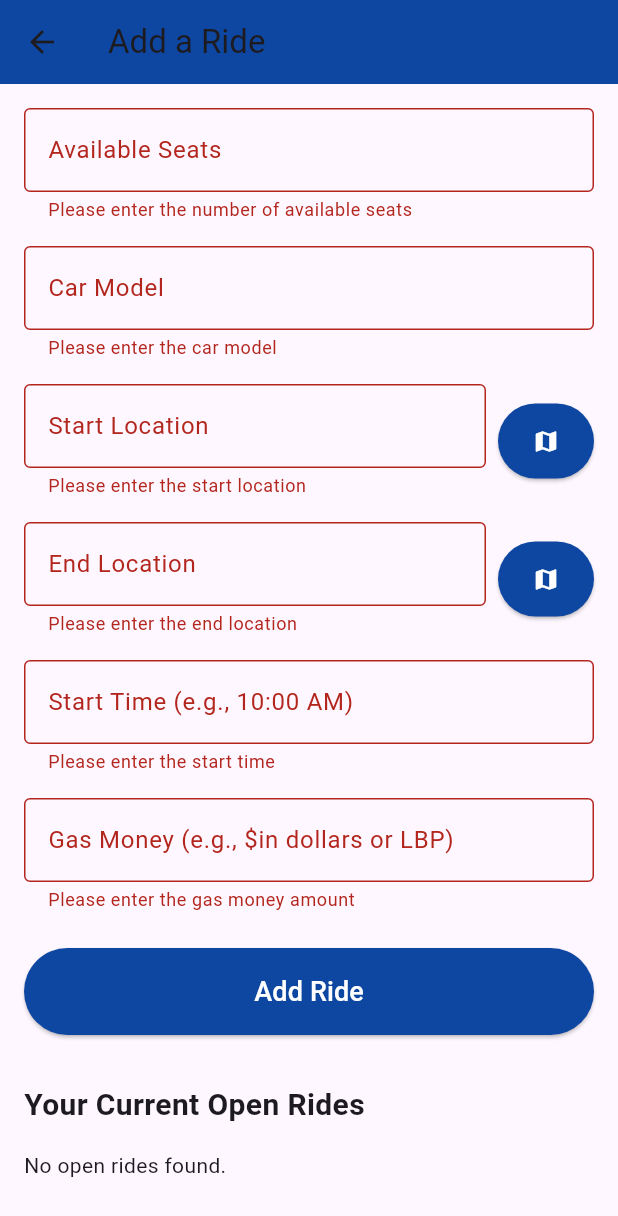
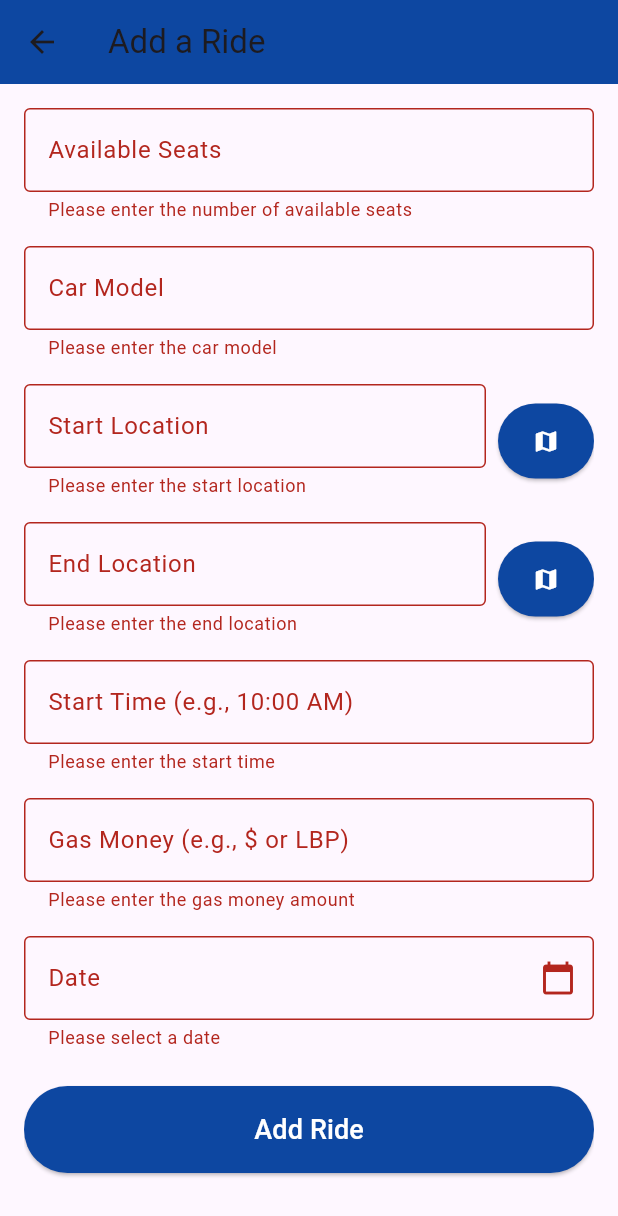
Before and after one commit to nightskycomet/VPool_Senior_Project, a Flutter app: the AddRidePage screen opened directly, after a tap on "Add Ride", on a phone screen of 412 x 824 dp. Shown: the top 1216 px of the screen. Run offline on Flutter 3.47's test engine with Material 3 defaults, Android fonts, the phone set to English and light mode, and no system bars; our stand-ins replace firebase_auth, firebase_core, firebase_database, google_maps_flutter, location, shared_preferences; missing offline and left inert: flutter_polyline_points; accounts and stored records are empty.

Commit message:
adding dates
adding dates

```diff
--- a/lib/screens/User Pages/Main Pages/add_ride_page.dart
+++ b/lib/screens/User Pages/Main Pages/add_ride_page.dart
@@ -20,21 +20,21 @@ class _AddRidePageState extends State<AddRidePage> {
   final _endLocationController = TextEditingController();
   final _startTimeController = TextEditingController();
   final _gasMoneyController = TextEditingController();
+  final _dateController = TextEditingController();
   final FirebaseAuth _auth = FirebaseAuth.instance;
   final DatabaseReference _database = FirebaseDatabase.instance.ref();
 
-  List<Map<String, dynamic>> _driverRides = []; // List of rides created by the driver
-  bool _isLoading = true; // Loading state
+  List<Map<String, dynamic>> _driverRides = [];
+  bool _isLoading = true;
 
   @override
   void initState() {
     super.initState();
-    _fetchDriverRides(); // Fetch rides when the page loads
+    _fetchDriverRides();
   }
 
   Future<void> _fetchDriverRides() async {
     final driverId = _auth.currentUser!.uid;
-
     final ridesSnapshot = await _database.child("Rides").orderByChild("driverId").equalTo(driverId).get();
     if (ridesSnapshot.exists) {
       final rides = <Map<String, dynamic>>[];
@@ -46,6 +46,7 @@ class _AddRidePageState extends State<AddRidePage> {
           "startTime": ride.child("startTime").value.toString(),
           "availableSeats": ride.child("availableSeats").value.toString(),
           "gasMoney": ride.child("gasMoney").value.toString(),
+          "date": ride.child("date").value.toString(),
           "driverId": ride.child("driverId").value.toString(),
         });
       }
@@ -65,7 +66,6 @@ class _AddRidePageState extends State<AddRidePage> {
       final driverId = _auth.currentUser!.uid;
 
       final availableSeats = int.tryParse(_availableSeatsController.text) ?? 0;
-      final gasMoney = _gasMoneyController.text;
 
       final rideData = {
         "availableSeats": availableSeats,
@@ -75,7 +75,8 @@ class _AddRidePageState extends State<AddRidePage> {
         "endLocation": _endLocationController.text,
         "startLocation": _startLocationController.text,
         "startTime": _startTimeController.text,
-        "gasMoney": gasMoney,
+        "gasMoney": _gasMoneyController.text,
+        "date": _dateController.text,
       };
 
       await _database.child("Rides/$rideId").set(rideData);
@@ -84,15 +85,15 @@ class _AddRidePageState extends State<AddRidePage> {
         const SnackBar(content: Text('Ride added successfully!')),
       );
 
-      // Clear the form and refresh the list of rides
       _availableSeatsController.clear();
       _carModelController.clear();
       _startLocationController.clear();
       _endLocationController.clear();
       _startTimeController.clear();
       _gasMoneyController.clear();
+      _dateController.clear();
 
-      await _fetchDriverRides(); // Refresh the list of rides
+      await _fetchDriverRides();
     }
   }
 
@@ -109,7 +110,6 @@ class _AddRidePageState extends State<AddRidePage> {
           key: _formKey,
           child: ListView(
             children: [
-              // Add Ride Form
               TextFormField(
                 controller: _availableSeatsController,
                 decoration: InputDecoration(
@@ -143,8 +143,6 @@ class _AddRidePageState extends State<AddRidePage> {
                 },
               ),
               SizedBox(height: 16),
-
-              // Modified Start Location field with map button
               Row(
                 children: [
                   Expanded(
@@ -160,21 +158,16 @@ class _AddRidePageState extends State<AddRidePage> {
                         }
                         return null;
                       },
-                      readOnly: true, // Make it read-only since we'll set it via the map
+                      readOnly: true,
                     ),
                   ),
                   SizedBox(width: 8),
                   ElevatedButton(
                     onPressed: () async {
-                      // Navigate to map_page.dart and wait for result
                       final result = await Navigator.push(
                         context,
-                        MaterialPageRoute(
-                          builder: (context) => MapPage(),
-                        ),
+                        MaterialPageRoute(builder: (context) => MapPage()),
                       );
-
-                      // Check if we received a location result
                       if (result != null && result is String) {
                         setState(() {
                           _startLocationController.text = result;
@@ -189,10 +182,7 @@ class _AddRidePageState extends State<AddRidePage> {
                   ),
                 ],
               ),
-
               SizedBox(height: 16),
-
-              // Modified End Location field with map button
               Row(
                 children: [
                   Expanded(
@@ -208,21 +198,16 @@ class _AddRidePageState extends State<AddRidePage> {
                         }
                         return null;
                       },
-                      readOnly: true, // Make it read-only since we'll set it via the map
+                      readOnly: true,
                     ),
                   ),
                   SizedBox(width: 8),
                   ElevatedButton(
                     onPressed: () async {
-                      // Navigate to map_page.dart and wait for result
                       final result = await Navigator.push(
                         context,
-                        MaterialPageRoute(
-                          builder: (context) => MapPage(),
-                        ),
+                        MaterialPageRoute(builder: (context) => MapPage()),
                       );
-
-                      // Check if we received a location result
                       if (result != null && result is String) {
                         setState(() {
                           _endLocationController.text = result;
@@ -237,7 +222,6 @@ class _AddRidePageState extends State<AddRidePage> {
                   ),
                 ],
               ),
-
               SizedBox(height: 16),
               TextFormField(
                 controller: _startTimeController,
@@ -256,12 +240,43 @@ class _AddRidePageState extends State<AddRidePage> {
               TextFormField(
                 controller: _gasMoneyController,
                 decoration: InputDecoration(
-                  labelText: 'Gas Money (e.g., \$in dollars or LBP)',
+                  labelText: 'Gas Money (e.g., \$ or LBP)',
                   border: OutlineInputBorder(),
                 ),
                 validator: (value) {
                   if (value == null || value.isEmpty) {
                     return 'Please enter the gas money amount';
+                  }
+                  return null;
+                },
+              ),
+              SizedBox(height: 16),
+              TextFormField(
+                controller: _dateController,
+                decoration: InputDecoration(
+                  labelText: 'Date',
+                  border: OutlineInputBorder(),
+                  suffixIcon: Icon(Icons.calendar_today),
+                ),
+                readOnly: true,
+                onTap: () async {
+                  FocusScope.of(context).requestFocus(FocusNode());
+                  final DateTime? pickedDate = await showDatePicker(
+                    context: context,
+                    initialDate: DateTime.now(),
+                    firstDate: DateTime.now(),
+                    lastDate: DateTime.now().add(Duration(days: 365)),
+                  );
+                  if (pickedDate != null) {
+                    final formattedDate = "${pickedDate.year}-${pickedDate.month.toString().padLeft(2, '0')}-${pickedDate.day.toString().padLeft(2, '0')}";
+                    setState(() {
+                      _dateController.text = formattedDate;
+                    });
+                  }
+                },
+                validator: (value) {
+                  if (value == null || value.isEmpty) {
+                    return 'Please select a date';
                   }
                   return null;
                 },
@@ -278,8 +293,6 @@ class _AddRidePageState extends State<AddRidePage> {
                   style: TextStyle(fontSize: 18, color: Colors.white),
                 ),
               ),
-
-              // Display Current Open Rides
               SizedBox(height: 32),
               Text(
                 'Your Current Open Rides',
@@ -303,7 +316,6 @@ class _AddRidePageState extends State<AddRidePage> {
                                 subtitle: Text(
                                     'Time: ${ride["startTime"]}\nSeats: ${ride["availableSeats"]}\nGas Money: ${ride["gasMoney"]}'),
                                 onTap: () {
-                                  // Navigate to RideDetailsPage
                                   Navigator.push(
                                     context,
                                     MaterialPageRoute(
--- a/lib/screens/User Pages/Miscellanous Pages/ride_details_page.dart
+++ b/lib/screens/User Pages/Miscellanous Pages/ride_details_page.dart
@@ -42,14 +42,6 @@ class _RideDetailsPageState extends State<RideDetailsPage> {
 
   LatLng _parseLocation(dynamic locationData) {
     if (locationData is String) {
-      // Handle cases where location might be an address
-      if (locationData.toLowerCase().contains('fiaa')) {
-        return const LatLng(33.8076, 35.6774); // Fiaa coordinates
-      }
-      if (locationData.toLowerCase().contains('beirut')) {
-        return const LatLng(33.8938, 35.5018); // Beirut coordinates
-      }
-
       // Try to parse as coordinates
       if (locationData.contains(',')) {
         final parts = locationData.split(',');
@@ -271,6 +263,9 @@ class _RideDetailsPageState extends State<RideDetailsPage> {
                     const Divider(),
                     _buildDetailRow(Icons.attach_money, "Gas Money",
                         widget.ride["gasMoney"] ?? ''),
+                        const Divider(),
+                    _buildDetailRow(Icons.calendar_month, "Date",
+                        widget.ride["date"] ?? ''),
                   ],
                 ),
               ),
```
